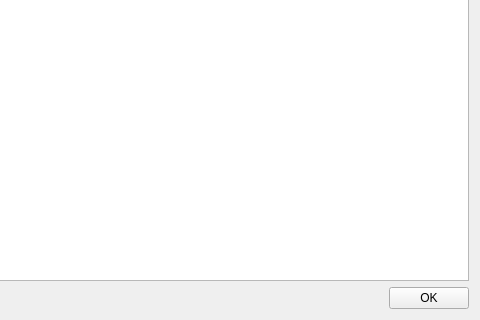
Before: the Qt Designer form src/Form_Files/PluginRunner.ui in Sigil-Ebook/Sigil, drawn with Qt 5; both pictures show x 309 to 789 and y 230 to 550 of the 789 by 550 pixel window.
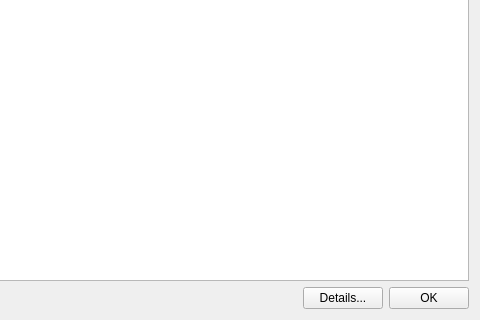
After: the same form once the commit is applied.

Commit message: Fix handling of plugin return code, hide console when autostart and autoclose

```diff
--- a/src/Form_Files/PluginRunner.ui
+++ b/src/Form_Files/PluginRunner.ui
@@ -91,6 +91,22 @@
        </property>
       </widget>
      </item>
+     <item row="5" column="2">
+      <widget class="QPushButton" name="showButton">
+       <property name="sizePolicy">
+        <sizepolicy hsizetype="Maximum" vsizetype="Fixed">
+         <horstretch>0</horstretch>
+         <verstretch>0</verstretch>
+        </sizepolicy>
+       </property>
+       <property name="text">
+        <string>Details...</string>
+       </property>
+       <property name="checkable">
+        <bool>true</bool>
+       </property>
+      </widget>
+     </item>
      <item row="5" column="3">
       <widget class="QPushButton" name="okButton">
        <property name="text">
```
The commit also changes 3 other files.
